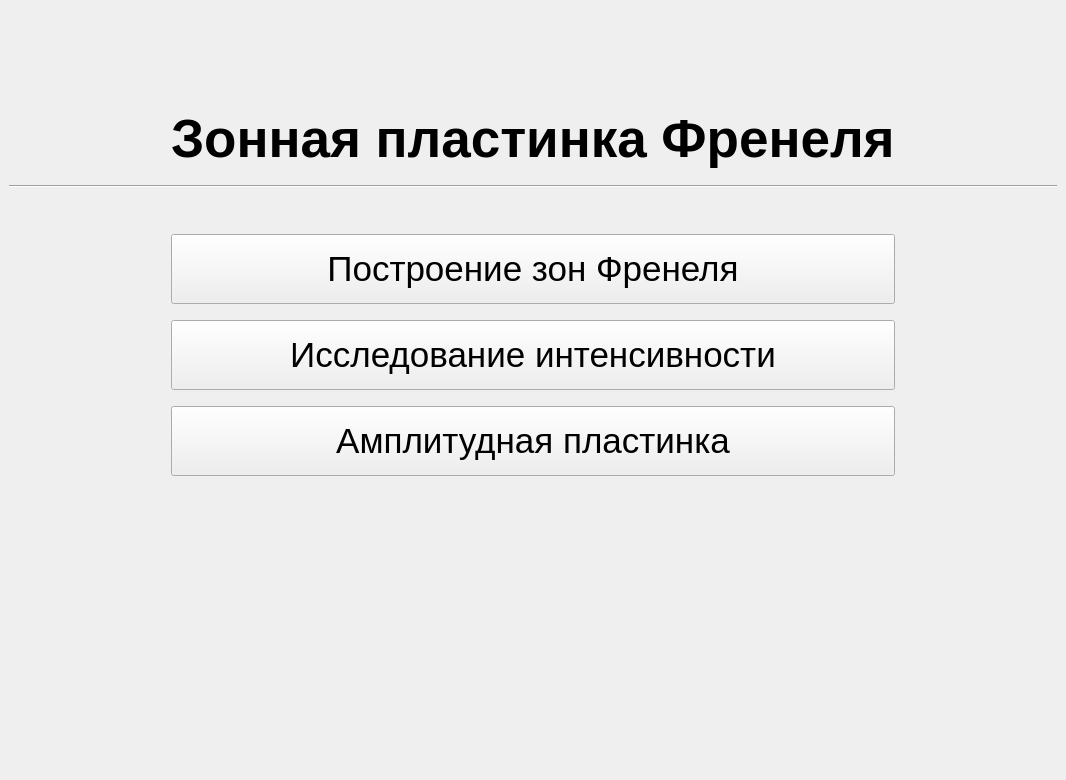
Old version of the form QtFresnelZones/titlewindow.ui in the repository Lnd-stoL/fresnel-zones-qt.
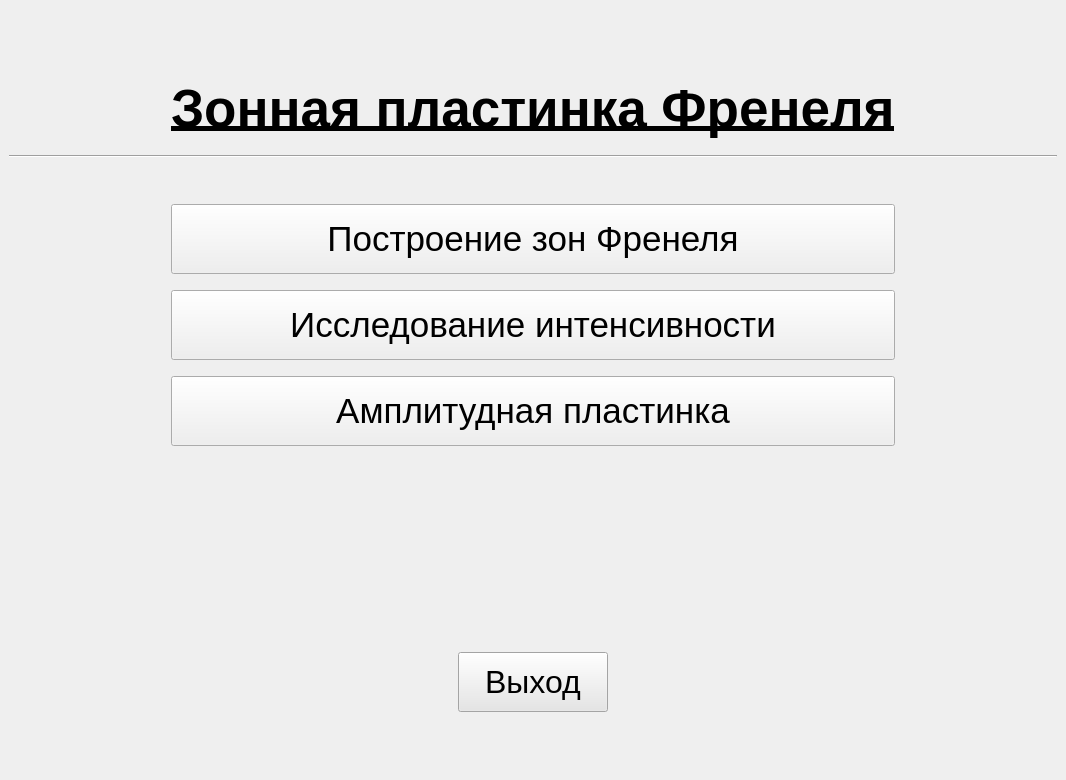
New version of the form.

```diff
--- a/QtFresnelZones/titlewindow.ui
+++ b/QtFresnelZones/titlewindow.ui
@@ -48,25 +48,6 @@
         </property>
        </spacer>
       </item>
-      <item row="9" column="1">
-       <widget class="QPushButton" name="pushButton_3">
-        <property name="minimumSize">
-         <size>
-          <width>0</width>
-          <height>70</height>
-         </size>
-        </property>
-        <property name="font">
-         <font>
-          <family>Ubuntu</family>
-          <pointsize>26</pointsize>
-         </font>
-        </property>
-        <property name="text">
-         <string>Амплитудная пластинка</string>
-        </property>
-       </widget>
-      </item>
       <item row="1" column="1">
        <widget class="QLabel" name="label">
         <property name="font">
@@ -74,6 +55,7 @@
           <pointsize>40</pointsize>
           <weight>75</weight>
           <bold>true</bold>
+          <underline>true</underline>
          </font>
         </property>
         <property name="text">
@@ -126,11 +108,70 @@
         <property name="sizeHint" stdset="0">
          <size>
           <width>20</width>
-          <height>100</height>
+          <height>70</height>
          </size>
         </property>
        </spacer>
       </item>
+      <item row="11" column="1">
+       <widget class="QWidget" name="widget" native="true">
+        <property name="minimumSize">
+         <size>
+          <width>0</width>
+          <height>70</height>
+         </size>
+        </property>
+        <layout class="QHBoxLayout" name="horizontalLayout">
+         <item>
+          <spacer name="horizontalSpacer_3">
+           <property name="orientation">
+            <enum>Qt::Horizontal</enum>
+           </property>
+           <property name="sizeHint" stdset="0">
+            <size>
+             <width>40</width>
+             <height>20</height>
+            </size>
+           </property>
+          </spacer>
+         </item>
+         <item>
+          <widget class="QPushButton" name="pushButton_Exit">
+           <property name="minimumSize">
+            <size>
+             <width>150</width>
+             <height>60</height>
+            </size>
+           </property>
+           <property name="font">
+            <font>
+             <pointsize>24</pointsize>
+            </font>
+           </property>
+           <property name="styleSheet">
+            <string notr="true">QPushButton {background-color:rgb(230, 230, 230);}</string>
+           </property>
+           <property name="text">
+            <string>Выход</string>
+           </property>
+          </widget>
+         </item>
+         <item>
+          <spacer name="horizontalSpacer_4">
+           <property name="orientation">
+            <enum>Qt::Horizontal</enum>
+           </property>
+           <property name="sizeHint" stdset="0">
+            <size>
+             <width>40</width>
+             <height>20</height>
+            </size>
+           </property>
+          </spacer>
+         </item>
+        </layout>
+       </widget>
+      </item>
       <item row="1" column="2">
        <spacer name="horizontalSpacer">
         <property name="orientation">
@@ -173,22 +214,6 @@
         </property>
        </spacer>
       </item>
-      <item row="2" column="1">
-       <spacer name="verticalSpacer_4">
-        <property name="orientation">
-         <enum>Qt::Vertical</enum>
-        </property>
-        <property name="sizeType">
-         <enum>QSizePolicy::Fixed</enum>
-        </property>
-        <property name="sizeHint" stdset="0">
-         <size>
-          <width>20</width>
-          <height>10</height>
-         </size>
-        </property>
-       </spacer>
-      </item>
       <item row="8" column="1">
        <spacer name="verticalSpacer_6">
         <property name="orientation">
@@ -205,6 +230,22 @@
         </property>
        </spacer>
       </item>
+      <item row="2" column="1">
+       <spacer name="verticalSpacer_4">
+        <property name="orientation">
+         <enum>Qt::Vertical</enum>
+        </property>
+        <property name="sizeType">
+         <enum>QSizePolicy::Fixed</enum>
+        </property>
+        <property name="sizeHint" stdset="0">
+         <size>
+          <width>20</width>
+          <height>10</height>
+         </size>
+        </property>
+       </spacer>
+      </item>
       <item row="3" column="0" colspan="3">
        <widget class="Line" name="line">
         <property name="orientation">
@@ -212,6 +253,41 @@
         </property>
        </widget>
       </item>
+      <item row="12" column="1">
+       <spacer name="verticalSpacer_7">
+        <property name="orientation">
+         <enum>Qt::Vertical</enum>
+        </property>
+        <property name="sizeType">
+         <enum>QSizePolicy::Fixed</enum>
+        </property>
+        <property name="sizeHint" stdset="0">
+         <size>
+          <width>20</width>
+          <height>50</height>
+         </size>
+        </property>
+       </spacer>
+      </item>
+      <item row="9" column="1">
+       <widget class="QPushButton" name="pushButton_3">
+        <property name="minimumSize">
+         <size>
+          <width>0</width>
+          <height>70</height>
+         </size>
+        </property>
+        <property name="font">
+         <font>
+          <family>Ubuntu</family>
+          <pointsize>26</pointsize>
+         </font>
+        </property>
+        <property name="text">
+         <string>Амплитудная пластинка</string>
+        </property>
+       </widget>
+      </item>
      </layout>
     </item>
    </layout>
```
